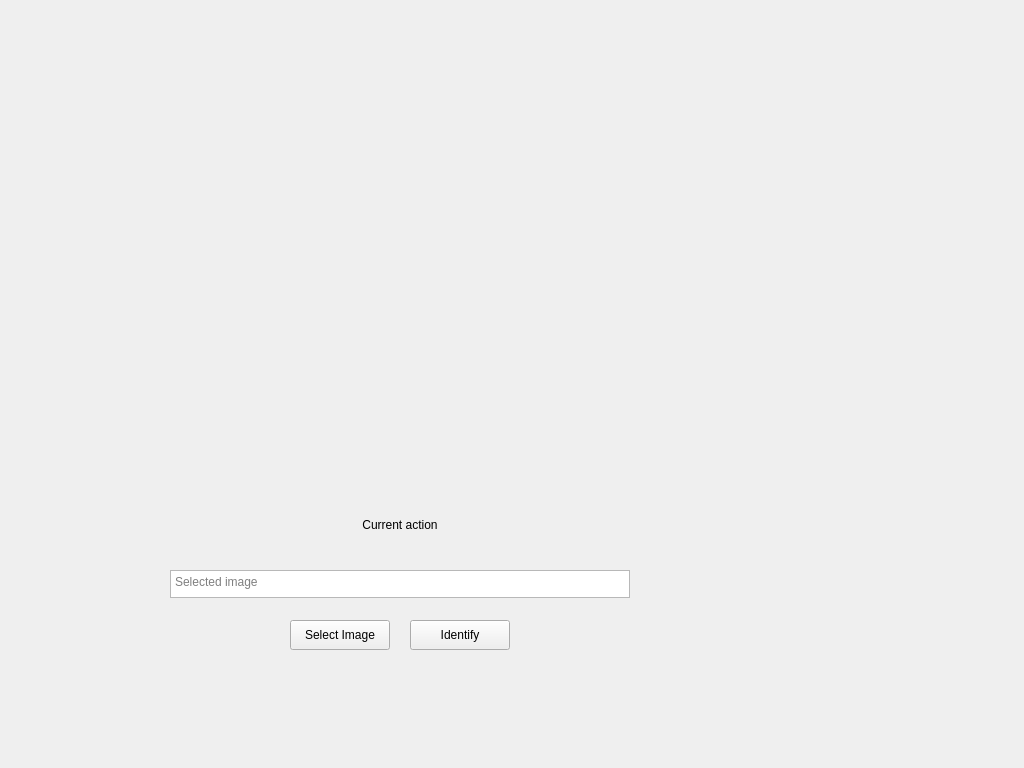
Qt form gui.ui (Sladamos/DogsDetector) before a commit.
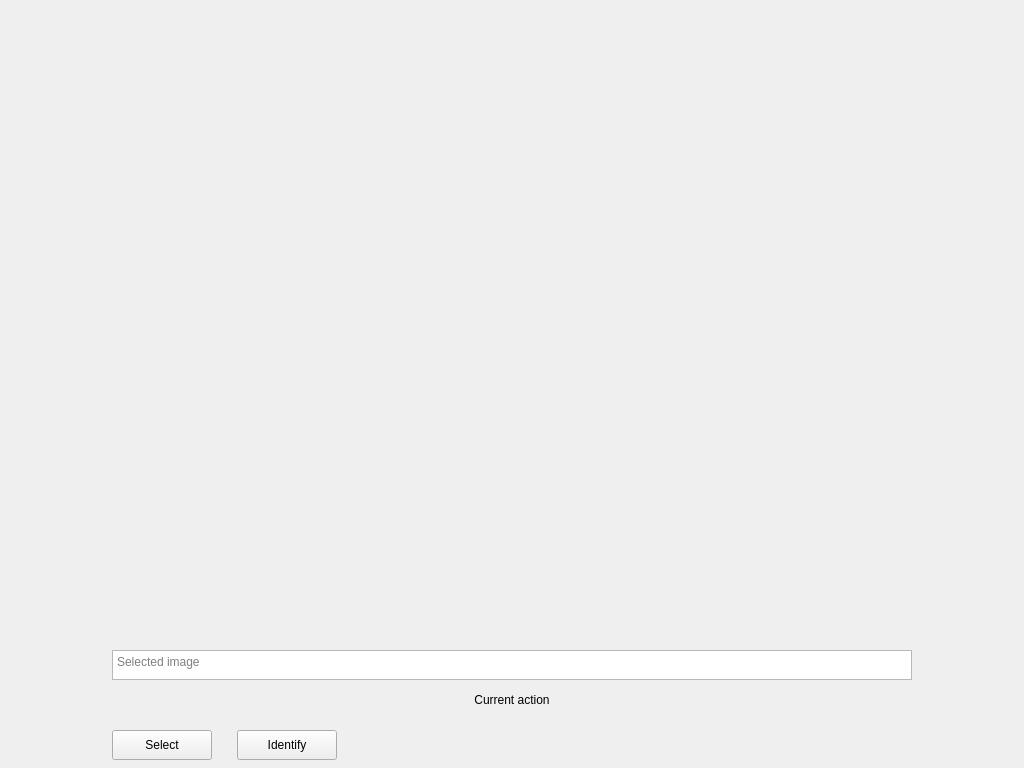
The same form after that commit.

The edit to the form file:
```diff
--- a/gui.ui
+++ b/gui.ui
@@ -16,21 +16,21 @@
   <widget class="QPushButton" name="select_image_button">
    <property name="geometry">
     <rect>
-     <x>290</x>
-     <y>620</y>
+     <x>112</x>
+     <y>730</y>
      <width>100</width>
      <height>30</height>
     </rect>
    </property>
    <property name="text">
-    <string>Select Image</string>
+    <string>Select</string>
    </property>
   </widget>
   <widget class="QPushButton" name="identify_button">
    <property name="geometry">
     <rect>
-     <x>410</x>
-     <y>620</y>
+     <x>237</x>
+     <y>730</y>
      <width>100</width>
      <height>30</height>
     </rect>
@@ -42,10 +42,10 @@
   <widget class="QTextEdit" name="file_path">
    <property name="geometry">
     <rect>
-     <x>170</x>
-     <y>570</y>
-     <width>460</width>
-     <height>28</height>
+     <x>112</x>
+     <y>650</y>
+     <width>800</width>
+     <height>30</height>
     </rect>
    </property>
    <property name="lineWrapMode">
@@ -61,10 +61,10 @@
   <widget class="QLabel" name="output_label">
    <property name="geometry">
     <rect>
-     <x>40</x>
-     <y>500</y>
-     <width>720</width>
-     <height>50</height>
+     <x>112</x>
+     <y>680</y>
+     <width>800</width>
+     <height>40</height>
     </rect>
    </property>
    <property name="text">
@@ -80,10 +80,10 @@
   <widget class="QLabel" name="image_preview">
    <property name="geometry">
     <rect>
-     <x>40</x>
+     <x>112</x>
      <y>40</y>
-     <width>720</width>
-     <height>450</height>
+     <width>800</width>
+     <height>600</height>
     </rect>
    </property>
    <property name="scaledContents">
```
